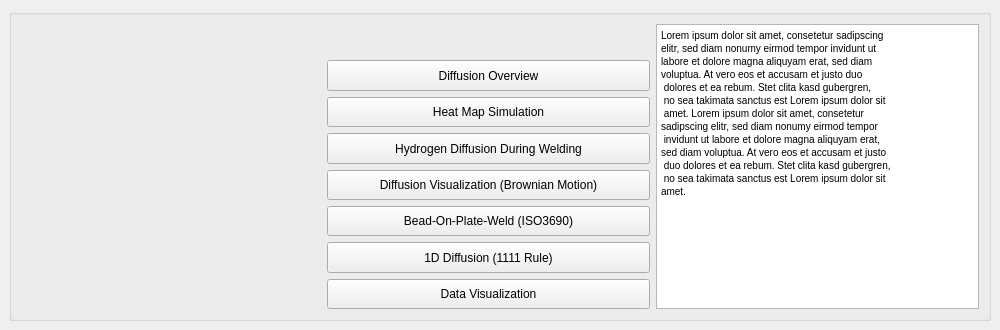
Old version of the form P0_Launcher/Launcher_UI_Window.ui in the repository DenisCzeskleba/WeldCraft.
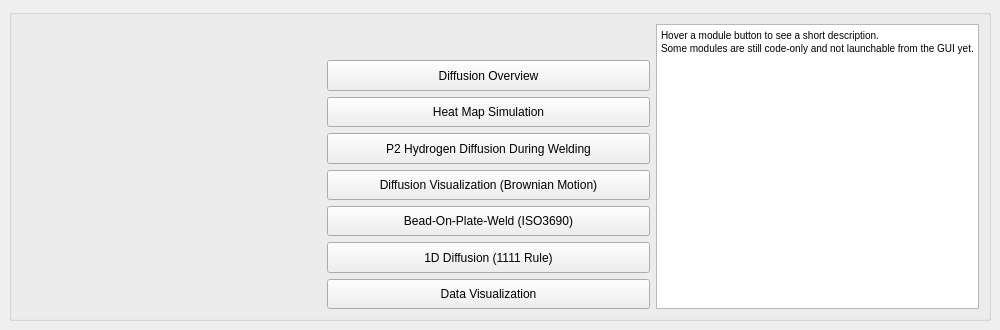
New version of the form. Icons and pictures are not drawn.

```diff
--- a/P0_Launcher/Launcher_UI_Window.ui
+++ b/P0_Launcher/Launcher_UI_Window.ui
@@ -123,7 +123,7 @@
             </sizepolicy>
            </property>
            <property name="text">
-            <string>Hydrogen Diffusion During Welding</string>
+            <string>P2 Hydrogen Diffusion During Welding</string>
            </property>
           </widget>
          </item>
@@ -220,19 +220,9 @@
 &lt;html&gt;&lt;head&gt;&lt;meta name=&quot;qrichtext&quot; content=&quot;1&quot; /&gt;&lt;style type=&quot;text/css&quot;&gt;
 p, li { white-space: pre-wrap; }
 &lt;/style&gt;&lt;/head&gt;&lt;body style=&quot; font-family:'MS Shell Dlg 2'; font-size:7.8pt; font-weight:400; font-style:normal;&quot;&gt;
-&lt;p style=&quot; margin-top:0px; margin-bottom:0px; margin-left:0px; margin-right:0px; -qt-block-indent:0; text-indent:0px;&quot;&gt;Lorem ipsum dolor sit amet, consetetur sadipscing &lt;/p&gt;
-&lt;p style=&quot; margin-top:0px; margin-bottom:0px; margin-left:0px; margin-right:0px; -qt-block-indent:0; text-indent:0px;&quot;&gt;elitr, sed diam nonumy eirmod tempor invidunt ut &lt;/p&gt;
-&lt;p style=&quot; margin-top:0px; margin-bottom:0px; margin-left:0px; margin-right:0px; -qt-block-indent:0; text-indent:0px;&quot;&gt;labore et dolore magna aliquyam erat, sed diam &lt;/p&gt;
-&lt;p style=&quot; margin-top:0px; margin-bottom:0px; margin-left:0px; margin-right:0px; -qt-block-indent:0; text-indent:0px;&quot;&gt;voluptua. At vero eos et accusam et justo duo&lt;/p&gt;
-&lt;p style=&quot; margin-top:0px; margin-bottom:0px; margin-left:0px; margin-right:0px; -qt-block-indent:0; text-indent:0px;&quot;&gt; dolores et ea rebum. Stet clita kasd gubergren,&lt;/p&gt;
-&lt;p style=&quot; margin-top:0px; margin-bottom:0px; margin-left:0px; margin-right:0px; -qt-block-indent:0; text-indent:0px;&quot;&gt; no sea takimata sanctus est Lorem ipsum dolor sit&lt;/p&gt;
-&lt;p style=&quot; margin-top:0px; margin-bottom:0px; margin-left:0px; margin-right:0px; -qt-block-indent:0; text-indent:0px;&quot;&gt; amet. Lorem ipsum dolor sit amet, consetetur &lt;/p&gt;
-&lt;p style=&quot; margin-top:0px; margin-bottom:0px; margin-left:0px; margin-right:0px; -qt-block-indent:0; text-indent:0px;&quot;&gt;sadipscing elitr, sed diam nonumy eirmod tempor&lt;/p&gt;
-&lt;p style=&quot; margin-top:0px; margin-bottom:0px; margin-left:0px; margin-right:0px; -qt-block-indent:0; text-indent:0px;&quot;&gt; invidunt ut labore et dolore magna aliquyam erat, &lt;/p&gt;
-&lt;p style=&quot; margin-top:0px; margin-bottom:0px; margin-left:0px; margin-right:0px; -qt-block-indent:0; text-indent:0px;&quot;&gt;sed diam voluptua. At vero eos et accusam et justo&lt;/p&gt;
-&lt;p style=&quot; margin-top:0px; margin-bottom:0px; margin-left:0px; margin-right:0px; -qt-block-indent:0; text-indent:0px;&quot;&gt; duo dolores et ea rebum. Stet clita kasd gubergren,&lt;/p&gt;
-&lt;p style=&quot; margin-top:0px; margin-bottom:0px; margin-left:0px; margin-right:0px; -qt-block-indent:0; text-indent:0px;&quot;&gt; no sea takimata sanctus est Lorem ipsum dolor sit &lt;/p&gt;
-&lt;p style=&quot; margin-top:0px; margin-bottom:0px; margin-left:0px; margin-right:0px; -qt-block-indent:0; text-indent:0px;&quot;&gt;amet.&lt;/p&gt;&lt;/body&gt;&lt;/html&gt;</string>
+&lt;p style=&quot; margin-top:0px; margin-bottom:0px; margin-left:0px; margin-right:0px; -qt-block-indent:0; text-indent:0px;&quot;&gt;Hover a module button to see a short description.&lt;/p&gt;
+&lt;p style=&quot; margin-top:0px; margin-bottom:0px; margin-left:0px; margin-right:0px; -qt-block-indent:0; text-indent:0px;&quot;&gt;Some modules are still code-only and not launchable from the GUI yet.&lt;/p&gt;
+&lt;/body&gt;&lt;/html&gt;</string>
            </property>
            <property name="textInteractionFlags">
             <set>Qt::NoTextInteraction</set>
```
